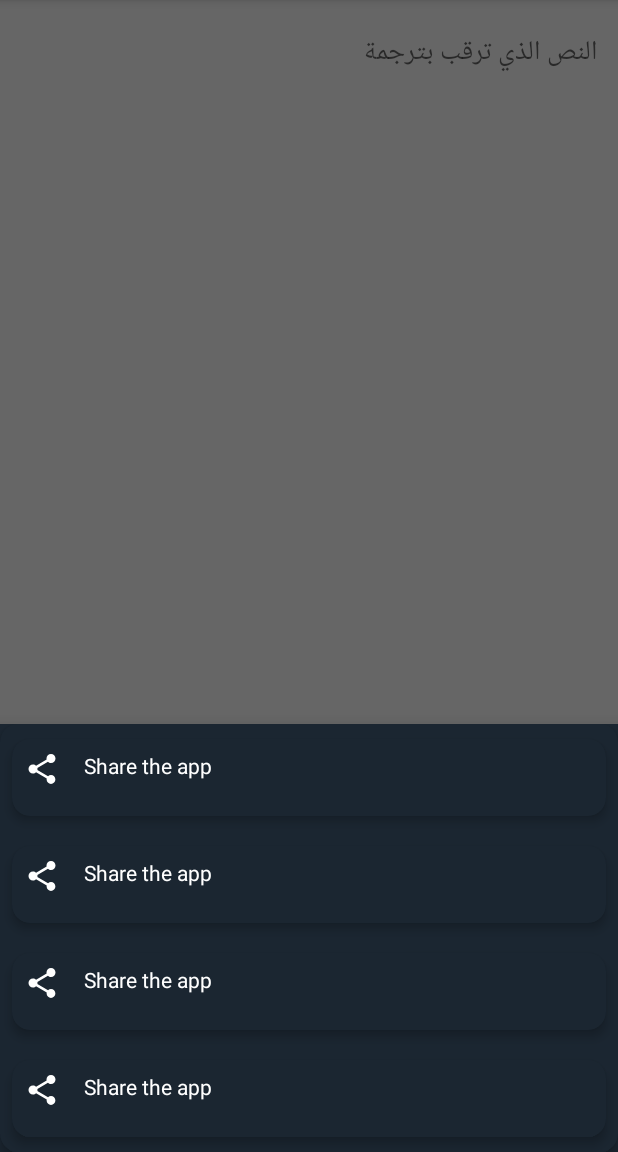
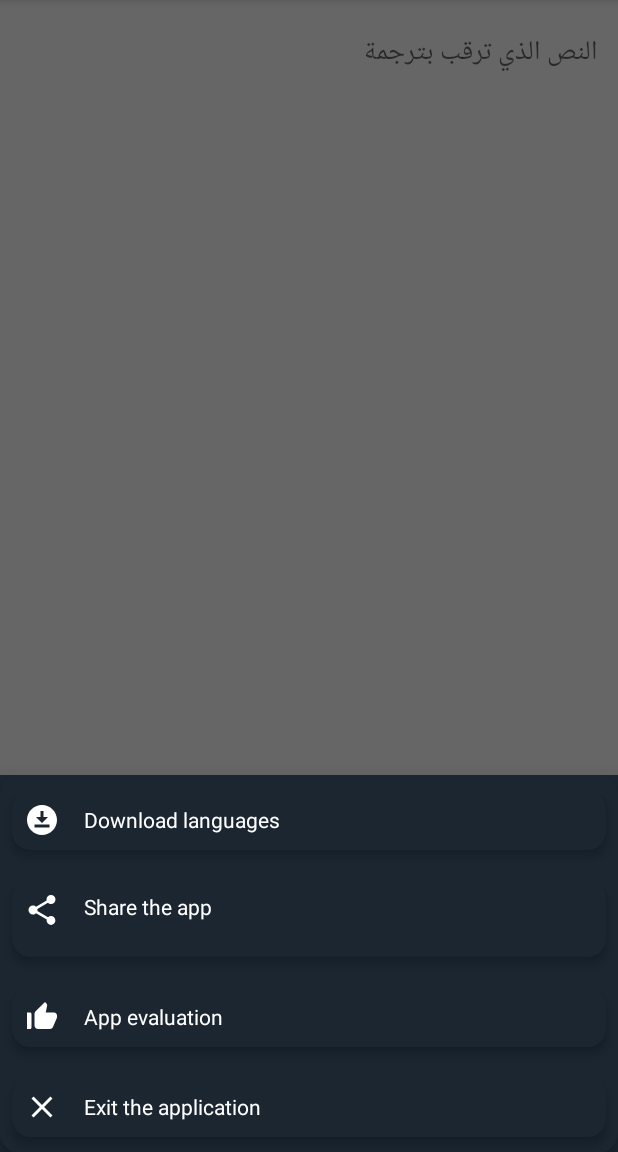
Before and after one commit to Mohsen-rm/Batch-Translation-One, an Android app: the MainActivity screen opened directly, with no data from a screen before it, after a tap on "More", on a phone screen of 412 x 824 dp, the part 84-1236 px from its top. Run offline under Robolectric (Android 15) with nearby library versions, the phone set to English and light mode, and no system bars; 3 other taps on this screen came first.

Commit message:
first bulid

```diff
--- a/app/src/main/java/com/ajiashi/batchtranslationone/ActivityTranslation.kt
+++ b/app/src/main/java/com/ajiashi/batchtranslationone/ActivityTranslation.kt
@@ -44,6 +44,8 @@ class ActivityTranslation : AppCompatActivity() {
                 // Model couldn’t be loaded or other internal error.
                 // ...
             }
+
+        //    var data_langauges = ArrayList<ItemsLanguages>()
 
 //        runOnUiThread{
 //
--- a/app/src/main/java/com/ajiashi/batchtranslationone/MainActivity.kt
+++ b/app/src/main/java/com/ajiashi/batchtranslationone/MainActivity.kt
@@ -1,19 +1,26 @@
 package com.ajiashi.batchtranslationone
 
+import android.content.Context
 import android.content.Intent
 import android.os.Bundle
 import android.view.Menu
 import android.view.MenuItem
 import android.widget.Button
 import android.widget.EditText
+import android.widget.LinearLayout
 import android.widget.RelativeLayout
+import android.widget.Toast
+import androidx.appcompat.app.AlertDialog
 import androidx.appcompat.app.AppCompatActivity
 import com.ajiashi.batchtranslationone.app.BottomSheetDialogHomeMenu
+import com.ajiashi.batchtranslationone.app.LanguagesApp
 import com.google.android.material.snackbar.Snackbar
 
 class MainActivity : AppCompatActivity() {
 
     lateinit var btn_translation : Button
+    lateinit var btn_go_activity_downloads : LinearLayout
+    lateinit var btn_choices_languages : LinearLayout
     lateinit var editText_translation : EditText
     lateinit var coordinatorLayout : RelativeLayout
 
@@ -24,6 +31,9 @@ class MainActivity : AppCompatActivity() {
         coordinatorLayout = findViewById(R.id.coordinatorLayout)
         btn_translation = findViewById(R.id.btn_translation)
         editText_translation = findViewById(R.id.editTextTextMultiLine)
+        btn_go_activity_downloads = findViewById(R.id.linear_translation_downloads)
+        btn_choices_languages = findViewById(R.id.linear_choices_languages)
+
 
         btn_translation.setOnClickListener {
           var text_edit = editText_translation.editableText.toString()
@@ -36,9 +46,17 @@ class MainActivity : AppCompatActivity() {
           }
         }
 
+        btn_go_activity_downloads.setOnClickListener {
+            val intent = Intent(this@MainActivity,ActivityTranslationDownloads::class.java)
+            startActivity(intent)
+        }
+
+        btn_choices_languages.setOnClickListener {
+            val languagesApp = LanguagesApp() // Create an instance of LanguagesApp
+            showLanguageSelectionDialog(this, languagesApp)
+        }
+
     }
-
-    //menu
 
     override fun onCreateOptionsMenu(menu: Menu): Boolean {
         menuInflater.inflate(R.menu.menu_main, menu)
@@ -56,5 +74,31 @@ class MainActivity : AppCompatActivity() {
         }
     }
 
+    fun showLanguageSelectionDialog(context:Context, languagesApp: LanguagesApp) {
+
+        val builder = AlertDialog.Builder(context)
+        builder.setTitle("Select a Language")
+
+        val itemsLanguagesList = languagesApp.getItemsLanguagesList()
+        val languageNames = ArrayList<String>()
+
+        // Extract language names from the ItemsLanguages list
+        for (language in itemsLanguagesList) {
+            languageNames.add(language.name)
+        }
+
+        val languageArray = languageNames.toTypedArray()
+
+        builder.setItems(languageArray) { dialog, which ->
+            val selectedLanguage = itemsLanguagesList[which]
+            // Handle the selected language here
+            Toast.makeText(context, "Selected language: ${selectedLanguage.name}", Toast.LENGTH_SHORT).show()
+            dialog.dismiss()
+        }
+
+        val dialog = builder.create()
+        dialog.show()
+
+    }
 
 }
--- a/app/src/main/java/com/ajiashi/batchtranslationone/app/BottomSheetDialogHomeMenu.kt
+++ b/app/src/main/java/com/ajiashi/batchtranslationone/app/BottomSheetDialogHomeMenu.kt
@@ -6,6 +6,7 @@ import android.content.Intent
 import android.net.Uri
 import android.os.Build
 import android.text.ClipboardManager
+import android.view.View
 import android.widget.LinearLayout
 import android.widget.Toast
 import androidx.appcompat.app.AlertDialog
@@ -20,13 +21,34 @@ class BottomSheetDialogHomeMenu(context: Context) {
         val bottomSheetDialog = BottomSheetDialog(context)
         bottomSheetDialog.setContentView(R.layout.bottom_sheet_dialog_home_menu_layout)
 
+        val btn_downloads = bottomSheetDialog.findViewById<View>(R.id.linear_downloads)
+        val btn_share = bottomSheetDialog.findViewById<View>(R.id.linear_share)
+        val btn_evaluation = bottomSheetDialog.findViewById<View>(R.id.linear_evaluation)
+        val btn_close = bottomSheetDialog.findViewById<View>(R.id.linear_close_app)
+
+        btn_downloads?.setOnClickListener {
+            goActivityDownloads()
+        }
+
+        btn_share?.setOnClickListener {
+            shareApp()
+        }
+
+        btn_evaluation?.setOnClickListener {
+            likeApp()
+        }
+
+        btn_close?.setOnClickListener {
+            closeApp()
+        }
+
         bottomSheetDialog.show()
     }
 
 
 
     private fun shareApp() {
-        val appPackageName = "packageName"
+        val appPackageName = "com.ajiashi.batchtranslationone"
         val shareIntent = Intent(Intent.ACTION_SEND)
         shareIntent.type = "text/plain"
         val shareMessage = "Check out this awesome app: https://play.google.com/store/apps/details?id=$appPackageName"
@@ -36,13 +58,12 @@ class BottomSheetDialogHomeMenu(context: Context) {
 
     private fun goActivityDownloads() {
         val intent = Intent(context,ActivityTranslationDownloads::class.java)
-        intent.putExtra("key", "value")
         context.startActivity(intent)
     }
 
     private fun likeApp(){
         // في داخل نشاط أو فرع الكود الخاص بك
-        val appPackageName = "packageName" // احصل على اسم حزمة التطبيق الخاصة بك
+        val appPackageName = "com.ajiashi.batchtranslationone" // احصل على اسم حزمة التطبيق الخاصة بك
 
         try {
             // قم بفتح تقييم التطبيق على Google Play
@@ -57,5 +78,4 @@ class BottomSheetDialogHomeMenu(context: Context) {
         System.exit(0)
     }
 
-
 }
--- /dev/null
+++ b/app/src/main/java/com/ajiashi/batchtranslationone/model/ItemsLanguages.kt
@@ -0,0 +1,5 @@
+package com.ajiashi.batchtranslationone.model
+
+data class ItemsLanguages (val id:Int,val Image:Int,val name:String,val code_languages:String){
+
+}
--- /dev/null
+++ b/app/src/main/res/drawable/baseline_clear_24.xml
@@ -0,0 +1,5 @@
+<vector android:height="24dp" android:tint="#FFFFFF"
+    android:viewportHeight="24" android:viewportWidth="24"
+    android:width="24dp" xmlns:android="http://schemas.android.com/apk/res/android">
+    <path android:fillColor="@android:color/white" android:pathData="M19,6.41L17.59,5 12,10.59 6.41,5 5,6.41 10.59,12 5,17.59 6.41,19 12,13.41 17.59,19 19,17.59 13.41,12z"/>
+</vector>
--- /dev/null
+++ b/app/src/main/res/drawable/baseline_download_for_offline_24.xml
@@ -0,0 +1,5 @@
+<vector android:height="24dp" android:tint="#FFFFFF"
+    android:viewportHeight="24" android:viewportWidth="24"
+    android:width="24dp" xmlns:android="http://schemas.android.com/apk/res/android">
+    <path android:fillColor="@android:color/white" android:pathData="M12,2C6.49,2 2,6.49 2,12s4.49,10 10,10s10,-4.49 10,-10S17.51,2 12,2zM11,10V6h2v4h3l-4,4l-4,-4H11zM17,17H7v-2h10V17z"/>
+</vector>
--- /dev/null
+++ b/app/src/main/res/drawable/baseline_thumb_up_alt_24.xml
@@ -0,0 +1,5 @@
+<vector android:height="24dp" android:tint="#FFFFFF"
+    android:viewportHeight="24" android:viewportWidth="24"
+    android:width="24dp" xmlns:android="http://schemas.android.com/apk/res/android">
+    <path android:fillColor="@android:color/white" android:pathData="M2,20h2c0.55,0 1,-0.45 1,-1v-9c0,-0.55 -0.45,-1 -1,-1L2,9v11zM21.83,12.88c0.11,-0.25 0.17,-0.52 0.17,-0.8L22,11c0,-1.1 -0.9,-2 -2,-2h-5.5l0.92,-4.65c0.05,-0.22 0.02,-0.46 -0.08,-0.66 -0.23,-0.45 -0.52,-0.86 -0.88,-1.22L14,2 7.59,8.41C7.21,8.79 7,9.3 7,9.83v7.84C7,18.95 8.05,20 9.34,20h8.11c0.7,0 1.36,-0.37 1.72,-0.97l2.66,-6.15z"/>
+</vector>
--- a/app/src/main/res/layout/activity_main.xml
+++ b/app/src/main/res/layout/activity_main.xml
@@ -38,6 +38,7 @@
             app:cardUseCompatPadding="true">
 
             <LinearLayout
+                android:id="@+id/linear_choices_languages"
                 android:layout_width="match_parent"
                 android:layout_height="match_parent"
                 android:background="@color/primaryColor"
@@ -79,6 +80,7 @@
             android:layout_weight="1">
 
             <LinearLayout
+                android:id="@+id/linear_translation_downloads"
                 android:layout_width="match_parent"
                 android:layout_height="30dp"
                 android:orientation="horizontal"
--- a/app/src/main/res/layout/bottom_sheet_dialog_home_menu_layout.xml
+++ b/app/src/main/res/layout/bottom_sheet_dialog_home_menu_layout.xml
@@ -31,6 +31,41 @@
                 app:cardUseCompatPadding="true">
 
                 <LinearLayout
+                    android:id="@+id/linear_downloads"
+                    android:layout_width="match_parent"
+                    android:layout_height="wrap_content"
+                    android:background="?android:attr/selectableItemBackground"
+                    android:orientation="horizontal">
+
+                    <ImageView
+                        android:layout_width="24dp"
+                        android:layout_height="24dp"
+                        android:layout_margin="8dp"
+                        android:src="@drawable/baseline_download_for_offline_24" />
+
+                    <TextView
+                        android:layout_width="wrap_content"
+                        android:layout_height="wrap_content"
+                        android:layout_gravity="center_vertical"
+                        android:padding="8dp"
+                        android:text="@string/download_languages"
+                        android:textColor="@color/white" />
+
+                </LinearLayout>
+
+            </androidx.cardview.widget.CardView>
+
+            <androidx.cardview.widget.CardView
+                android:layout_width="match_parent"
+                android:layout_height="match_parent"
+                android:layout_weight="1"
+                app:cardBackgroundColor="@color/primaryColor"
+                app:cardCornerRadius="12dp"
+                app:cardElevation="4dp"
+                app:cardUseCompatPadding="true">
+
+                <LinearLayout
+                    android:id="@+id/linear_share"
                     android:layout_width="match_parent"
                     android:layout_height="wrap_content"
                     android:background="?android:attr/selectableItemBackground"
@@ -64,6 +99,7 @@
                 app:cardUseCompatPadding="true">
 
                 <LinearLayout
+                    android:id="@+id/linear_evaluation"
                     android:layout_width="match_parent"
                     android:layout_height="wrap_content"
                     android:background="?android:attr/selectableItemBackground"
@@ -73,47 +109,14 @@
                         android:layout_width="24dp"
                         android:layout_height="24dp"
                         android:layout_margin="8dp"
-                        android:src="@drawable/ic_baseline_share_white_24" />
+                        android:src="@drawable/baseline_thumb_up_alt_24" />
 
                     <TextView
                         android:layout_width="wrap_content"
                         android:layout_height="wrap_content"
                         android:layout_gravity="center_vertical"
                         android:padding="8dp"
-                        android:text="@string/share_the_app"
-                        android:textColor="@color/white" />
-
-                </LinearLayout>
-
-            </androidx.cardview.widget.CardView>
-
-            <androidx.cardview.widget.CardView
-                android:layout_width="match_parent"
-                android:layout_height="match_parent"
-                android:layout_weight="1"
-                app:cardBackgroundColor="@color/primaryColor"
-                app:cardCornerRadius="12dp"
-                app:cardElevation="4dp"
-                app:cardUseCompatPadding="true">
-
-                <LinearLayout
-                    android:layout_width="match_parent"
-                    android:layout_height="wrap_content"
-                    android:background="?android:attr/selectableItemBackground"
-                    android:orientation="horizontal">
-
-                    <ImageView
-                        android:layout_width="24dp"
-                        android:layout_height="24dp"
-                        android:layout_margin="8dp"
-                        android:src="@drawable/ic_baseline_share_white_24" />
-
-                    <TextView
-                        android:layout_width="wrap_content"
-                        android:layout_height="wrap_content"
-                        android:layout_gravity="center_vertical"
-                        android:padding="8dp"
-                        android:text="@string/share_the_app"
+                        android:text="@string/app_evaluation"
                         android:textColor="@color/white" />
 
                 </LinearLayout>
@@ -130,6 +133,7 @@
                 android:layout_weight="1">
 
                 <LinearLayout
+                    android:id="@+id/linear_close_app"
                     android:layout_width="match_parent"
                     android:layout_height="wrap_content"
                     android:orientation="horizontal"
@@ -138,13 +142,13 @@
                     <ImageView
                         android:layout_width="24dp"
                         android:layout_height="24dp"
-                        android:src="@drawable/ic_baseline_share_white_24"
+                        android:src="@drawable/baseline_clear_24"
                         android:layout_margin="8dp"/>
 
                     <TextView
                         android:layout_width="wrap_content"
                         android:layout_height="wrap_content"
-                        android:text="@string/share_the_app"
+                        android:text="@string/exit_the_application"
                         android:layout_gravity="center_vertical"
                         android:textColor="@color/white"
                         android:padding="8dp"/>
--- a/app/src/main/res/values/strings.xml
+++ b/app/src/main/res/values/strings.xml
@@ -3,4 +3,6 @@
     <string name="choose_languages">Choose languages</string>
     <string name="share_the_app">Share the app\n</string>
     <string name="download_languages">Download languages</string>
+    <string name="app_evaluation">App evaluation</string>
+    <string name="exit_the_application">Exit the application</string>
 </resources>
```
Also changed, not shown: app/src/main/java/com/ajiashi/batchtranslationone/app/LanguagesApp.kt (added, +50 -0 lines).
